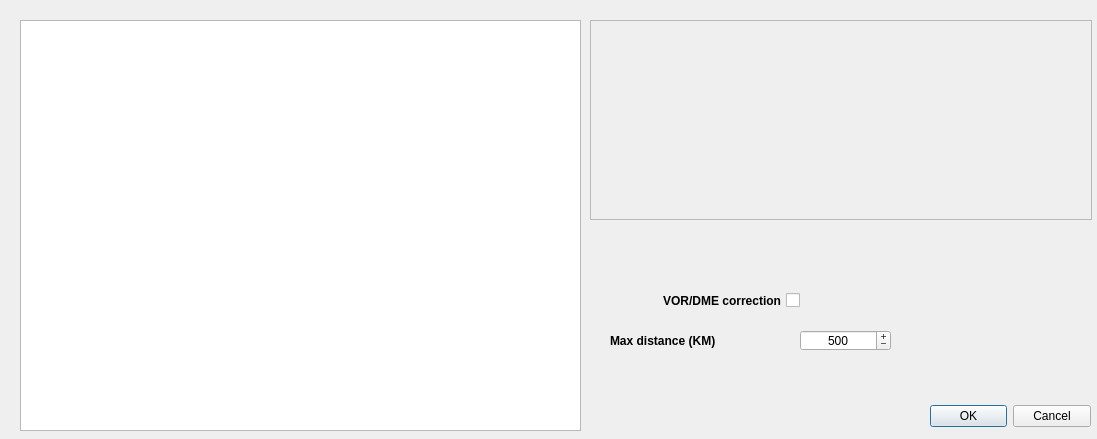
This is dialogrsbn.ui in Vantskruv/XNVU-Calculator as Qt 5 draws it before an edit. The edited form follows.
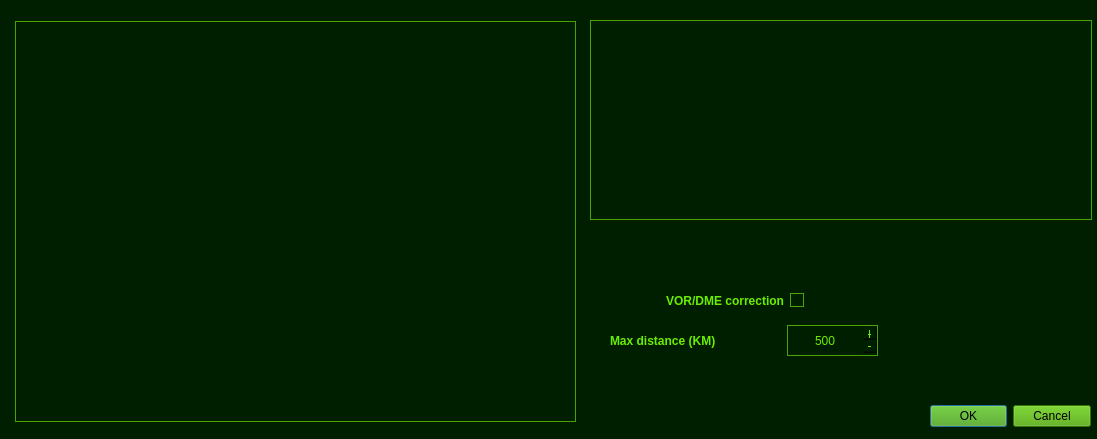
This is the edited form. Custom widgets are drawn as their Qt base class.

Commit message:
* Added Zm and Zm values in RSBN correction dialog (Zm values are good for selection of best beacon, the lesser the easier it is to put in the data in the NVU calculator)
* Made stylesheets for all dialogs to match main XNVU window colors

* Made context-menu selection to highlight current item under mouse

* Changed default context-menu stylesheet to match XNVU color (i.e.
right-clicking QLineEdits

The edit to the form file:
```diff
--- a/dialogrsbn.ui
+++ b/dialogrsbn.ui
@@ -13,6 +13,97 @@
   <property name="windowTitle">
    <string>Select correction beacon</string>
   </property>
+  <property name="styleSheet">
+   <string notr="true">QDialog
+{
+	background-color: rgb(0, 30, 0);
+	color: rgb(107, 239, 0);
+}
+
+#frameDescription
+{
+	background-color: rgb(0, 30, 0);
+	color: rgb(107, 239, 0);
+	border: 1px solid;
+	border-color: rgb(73, 163, 0);
+}
+
+
+QLabel
+{
+	color: rgb(107, 239, 0);
+}
+
+#listRSBN
+{
+	background-color: rgb(0, 30, 0);
+	color: rgb(107, 239, 0);
+
+	border: 1px solid;
+	border-color: rgb(73, 163, 0);
+}
+
+#listRSBN::item:selected
+{
+	background-color: rgb(107, 239, 0);
+	color: rgb(0, 30, 0);
+}
+
+QPushButton
+{
+	background-color: rgb(73, 163, 0);
+	color: rgb(0, 0, 0);
+}
+
+QSpinBox
+{
+	background-color: rgb(0, 30, 0);
+	color: rgb(107, 239, 0);
+	border: 1px solid;
+	border-color: rgb(73, 163, 0);
+}
+
+QCheckBox
+{
+	background-color: rgb(0, 30, 0);
+	color: rgb(107, 239, 0);
+}
+
+QCheckBox::indicator::checked
+{
+	background-color: rgb(107, 239, 0);
+	color: rgb(107, 239, 0);
+	border: 1px solid;
+	border-color: rgb(73, 163, 0);
+}
+
+QCheckBox::indicator::unchecked
+{
+	background-color: rgb(0, 30, 0);
+	color: rgb(107, 239, 0);
+	border: 1px solid;
+	border-color: rgb(73, 163, 0);
+}
+
+QMenu
+{
+	background-color: rgb(0, 30, 0);
+	color: rgb(107, 239, 0);
+}
+
+QMenu::item:selected
+{
+	background-color: rgb(107, 239, 0);
+	color: rgb(0, 0, 0);
+}
+
+QMenu::item:disabled
+{
+	background-color: rgb(0, 15, 0);
+	color: rgb(27, 159, 0);;
+}
+</string>
+  </property>
   <widget class="QDialogButtonBox" name="buttonBox">
    <property name="geometry">
     <rect>
@@ -29,20 +120,13 @@
     <set>QDialogButtonBox::Cancel|QDialogButtonBox::Ok</set>
    </property>
   </widget>
-  <widget class="QListWidget" name="listRSBN">
-   <property name="geometry">
-    <rect>
-     <x>20</x>
-     <y>20</y>
-     <width>561</width>
-     <height>411</height>
-    </rect>
-   </property>
-  </widget>
   <widget class="QCheckBox" name="checkBoxVORDME">
+   <property name="enabled">
+    <bool>true</bool>
+   </property>
    <property name="geometry">
     <rect>
-     <x>600</x>
+     <x>604</x>
      <y>290</y>
      <width>200</width>
      <height>21</height>
@@ -67,6 +151,9 @@
    <property name="text">
     <string>VOR/DME correction</string>
    </property>
+   <property name="checkable">
+    <bool>true</bool>
+   </property>
    <property name="checked">
     <bool>false</bool>
    </property>
@@ -97,10 +184,10 @@
   <widget class="QSpinBox" name="spinBox">
    <property name="geometry">
     <rect>
-     <x>800</x>
-     <y>330</y>
+     <x>787</x>
+     <y>325</y>
      <width>91</width>
-     <height>21</height>
+     <height>31</height>
     </rect>
    </property>
    <property name="sizePolicy">
@@ -330,6 +417,25 @@
     </property>
    </widget>
   </widget>
+  <widget class="QRSBNTable" name="listRSBN">
+   <property name="geometry">
+    <rect>
+     <x>15</x>
+     <y>21</y>
+     <width>561</width>
+     <height>401</height>
+    </rect>
+   </property>
+   <property name="editTriggers">
+    <set>QAbstractItemView::NoEditTriggers</set>
+   </property>
+   <property name="selectionMode">
+    <enum>QAbstractItemView::SingleSelection</enum>
+   </property>
+   <property name="selectionBehavior">
+    <enum>QAbstractItemView::SelectRows</enum>
+   </property>
+  </widget>
  </widget>
  <customwidgets>
   <customwidget>
@@ -338,6 +444,11 @@
    <header>qframeclickable.h</header>
    <container>1</container>
   </customwidget>
+  <customwidget>
+   <class>QRSBNTable</class>
+   <extends>QTableWidget</extends>
+   <header>qrsbntable.h</header>
+  </customwidget>
  </customwidgets>
  <resources/>
  <connections>
```
The commit also changes 14 other files.
